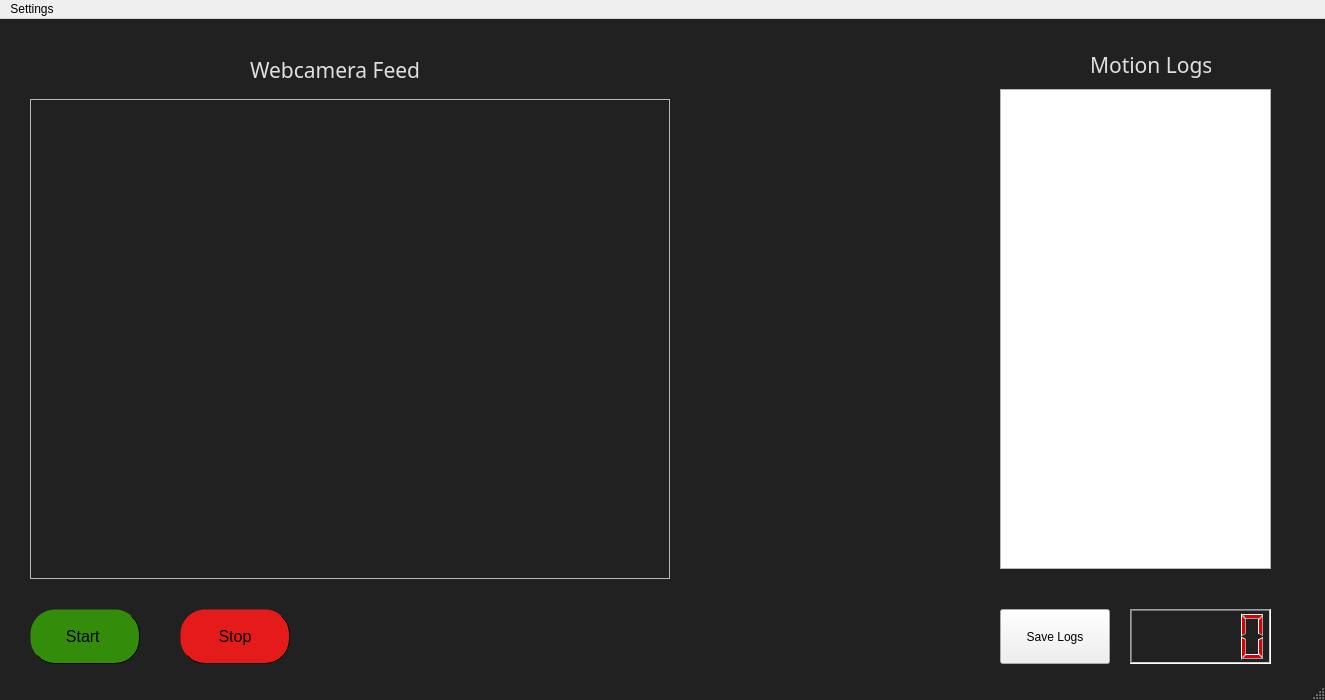
Old version of the form PyQtDesigner/Watcher/MainWindowUI.ui in the repository NishantGhanate/PythonScripts.
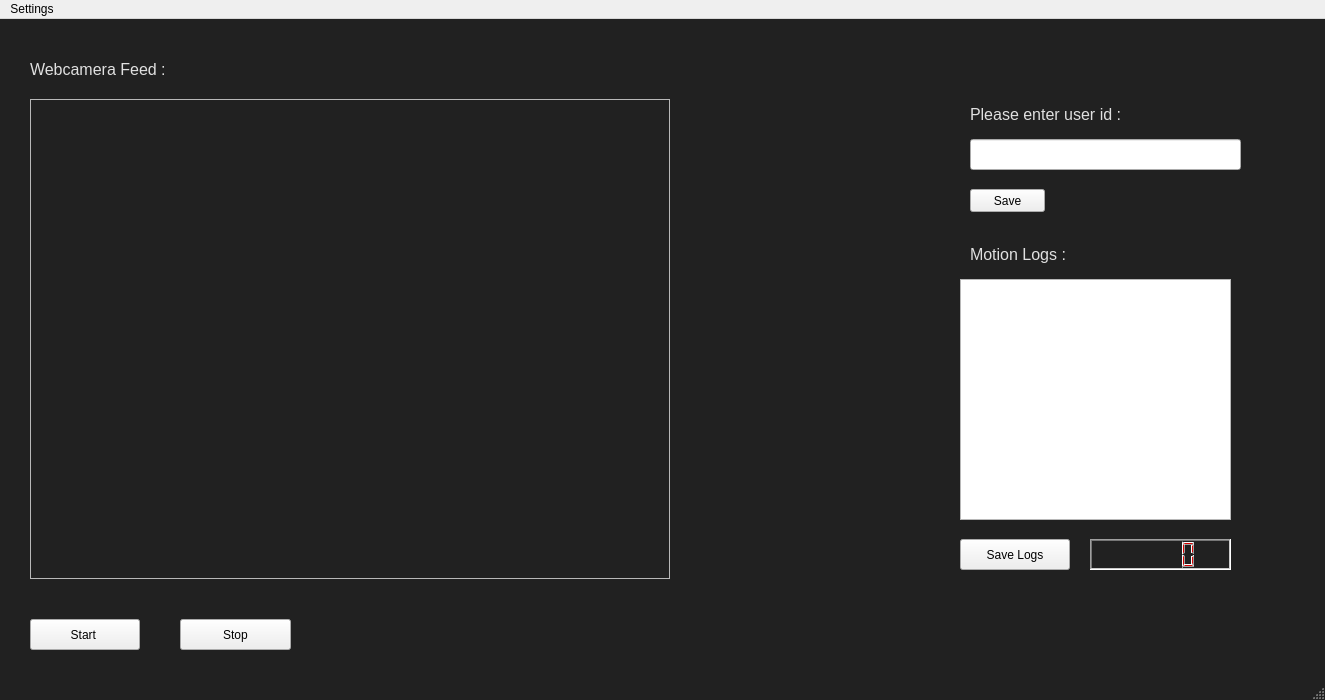
New version of the form. Icons and pictures are not drawn.

Commit message: Uid input and logs save

Diff of the .ui file:
```diff
--- a/PyQtDesigner/Watcher/MainWindowUI.ui
+++ b/PyQtDesigner/Watcher/MainWindowUI.ui
@@ -28,6 +28,11 @@
 	background-color:rgb(33,33,33,0.5);
 }
 
+QLabel#labelUid
+{
+	color:rgb(224, 224, 224);
+}
+
 QLabel#labelMotionLogs
 {
 	color:rgb(224, 224, 224);
@@ -41,13 +46,12 @@
 QPushButton#startButton
 {
 font-size: 16px;
+
 background-color: rgb(52, 140, 11);
 border-radius: 25px;
 padding: 4px;	
 border-style: inset;
 border-width:1.2px;
-
-	
  }
 
 QPushButton#startButton:hover:pressed 
@@ -62,23 +66,19 @@
 QPushButton#stopButton
 {
 font-size: 16px;
+
 background-color: rgb(229, 27, 27);
 border-radius: 25px;
 padding: 4px;	
 border-style: inset;
 border-width:1.2px;
-
-	
-	
  }
 
 QPushButton#stopButton:hover:pressed 
 {
-	
+color:rgb(224, 224, 224);	
 border-style: outset;
 border-width:1.2px;
-
-	
  }
 
 QPushButton#saveLogsButton[flat=&quot;false&quot;]
@@ -89,18 +89,13 @@
 padding: 4px;	
 border-style: inset;
 border-width:1.2px;
-
-
 }
 
 
 QPushButton#saveLogsButton:hover:pressed 
 { 
-
 border-style: outset;
 border-width:1.2px;
-
- 
 }
 
 QLCDNumber#logsCount
@@ -120,10 +115,10 @@
    <widget class="QListWidget" name="listWidgetLogs">
     <property name="geometry">
      <rect>
-      <x>1000</x>
-      <y>70</y>
+      <x>960</x>
+      <y>260</y>
       <width>271</width>
-      <height>480</height>
+      <height>241</height>
      </rect>
     </property>
     <property name="font">
@@ -136,10 +131,10 @@
    <widget class="QLCDNumber" name="logsCount">
     <property name="geometry">
      <rect>
-      <x>1130</x>
-      <y>590</y>
+      <x>1090</x>
+      <y>520</y>
       <width>141</width>
-      <height>55</height>
+      <height>31</height>
      </rect>
     </property>
     <property name="autoFillBackground">
@@ -177,13 +172,13 @@
      <string/>
     </property>
    </widget>
-   <widget class="QPushButton" name="saveLogsButton">
+   <widget class="QPushButton" name="buttonSaveLogs">
     <property name="geometry">
      <rect>
-      <x>1000</x>
-      <y>590</y>
+      <x>960</x>
+      <y>520</y>
       <width>110</width>
-      <height>55</height>
+      <height>31</height>
      </rect>
     </property>
     <property name="sizePolicy">
@@ -208,13 +203,13 @@
      <bool>false</bool>
     </property>
    </widget>
-   <widget class="QPushButton" name="startButton">
+   <widget class="QPushButton" name="buttonStart">
     <property name="geometry">
      <rect>
       <x>30</x>
-      <y>590</y>
+      <y>600</y>
       <width>110</width>
-      <height>55</height>
+      <height>31</height>
      </rect>
     </property>
     <property name="text">
@@ -230,13 +225,13 @@
      <bool>false</bool>
     </property>
    </widget>
-   <widget class="QPushButton" name="stopButton">
+   <widget class="QPushButton" name="buttonStop">
     <property name="geometry">
      <rect>
       <x>180</x>
-      <y>590</y>
-      <width>110</width>
-      <height>55</height>
+      <y>600</y>
+      <width>111</width>
+      <height>31</height>
      </rect>
     </property>
     <property name="text">
@@ -246,7 +241,7 @@
    <widget class="QLabel" name="labelWebTitle">
     <property name="geometry">
      <rect>
-      <x>250</x>
+      <x>30</x>
       <y>30</y>
       <width>171</width>
       <height>41</height>
@@ -254,31 +249,77 @@
     </property>
     <property name="font">
      <font>
-      <family>Noto Sans</family>
-      <pointsize>16</pointsize>
+      <family>MS Shell Dlg 2</family>
+      <pointsize>12</pointsize>
      </font>
     </property>
     <property name="text">
-     <string>Webcamera Feed </string>
+     <string>Webcamera Feed :</string>
     </property>
    </widget>
    <widget class="QLabel" name="labelMotionLogs">
     <property name="geometry">
      <rect>
-      <x>1090</x>
-      <y>30</y>
+      <x>970</x>
+      <y>220</y>
       <width>121</width>
       <height>31</height>
      </rect>
     </property>
     <property name="font">
      <font>
-      <family>Noto Sans</family>
-      <pointsize>16</pointsize>
+      <family>MS Shell Dlg 2</family>
+      <pointsize>12</pointsize>
      </font>
     </property>
     <property name="text">
-     <string>Motion Logs</string>
+     <string>Motion Logs :</string>
+    </property>
+   </widget>
+   <widget class="QLineEdit" name="lineEdit">
+    <property name="geometry">
+     <rect>
+      <x>970</x>
+      <y>120</y>
+      <width>271</width>
+      <height>31</height>
+     </rect>
+    </property>
+    <property name="font">
+     <font>
+      <pointsize>12</pointsize>
+     </font>
+    </property>
+   </widget>
+   <widget class="QLabel" name="labelUid">
+    <property name="geometry">
+     <rect>
+      <x>970</x>
+      <y>80</y>
+      <width>171</width>
+      <height>31</height>
+     </rect>
+    </property>
+    <property name="font">
+     <font>
+      <pointsize>12</pointsize>
+     </font>
+    </property>
+    <property name="text">
+     <string>Please enter user id :</string>
+    </property>
+   </widget>
+   <widget class="QPushButton" name="buttonSaveUid">
+    <property name="geometry">
+     <rect>
+      <x>970</x>
+      <y>170</y>
+      <width>75</width>
+      <height>23</height>
+     </rect>
+    </property>
+    <property name="text">
+     <string>Save</string>
     </property>
    </widget>
   </widget>
```
The commit also changes 1 other file.
